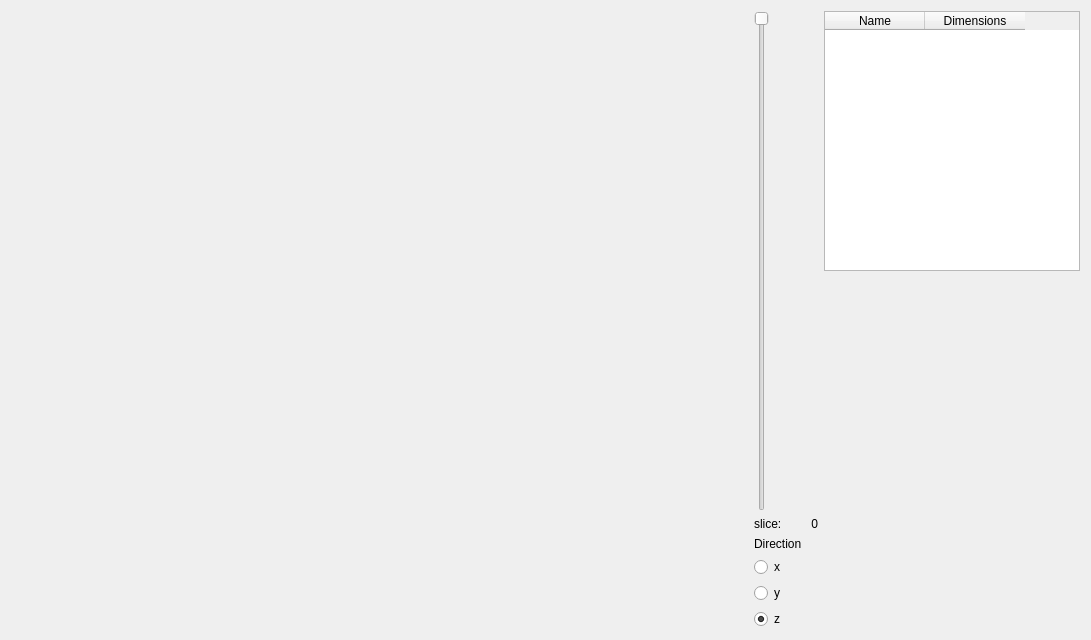
Old version of the form modules/src/gui/widgets/volumeviewer.ui in the repository phernst/ctl.
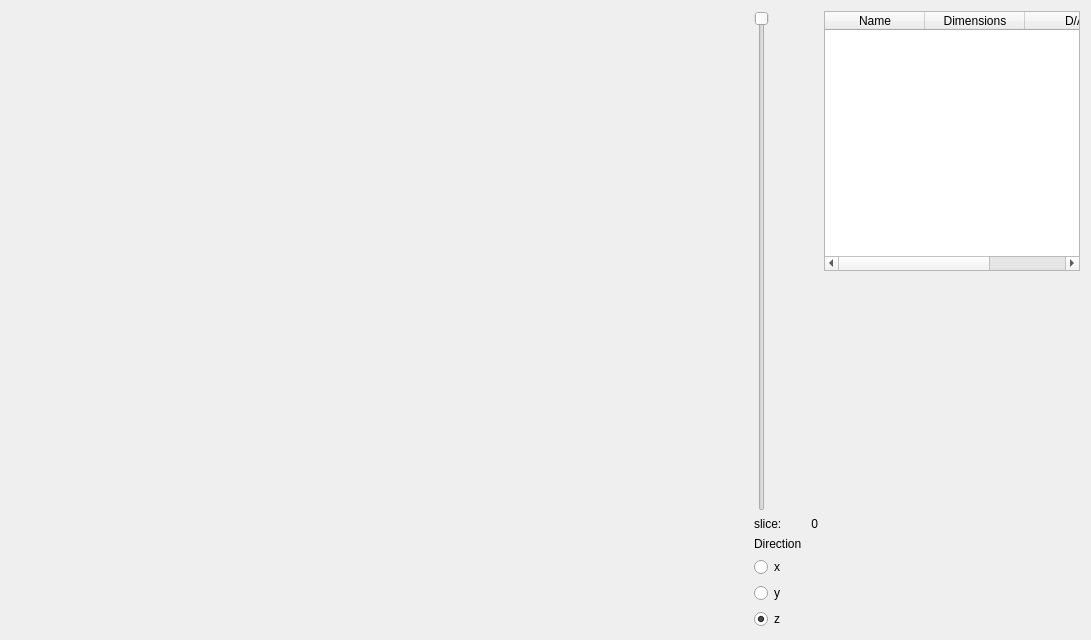
New version of the form. Custom widgets are drawn as their Qt base class.

Commit message: VolumeViewer: add info column to composite overview showing whether subvolume has density or attenuation data

```diff
--- a/modules/src/gui/widgets/volumeviewer.ui
+++ b/modules/src/gui/widgets/volumeviewer.ui
@@ -147,6 +147,11 @@
        <string>Dimensions</string>
       </property>
      </column>
+     <column>
+      <property name="text">
+       <string>D/A</string>
+      </property>
+     </column>
     </widget>
    </item>
    <item row="0" column="0" rowspan="2">
```
The commit also changes 1 other file.
